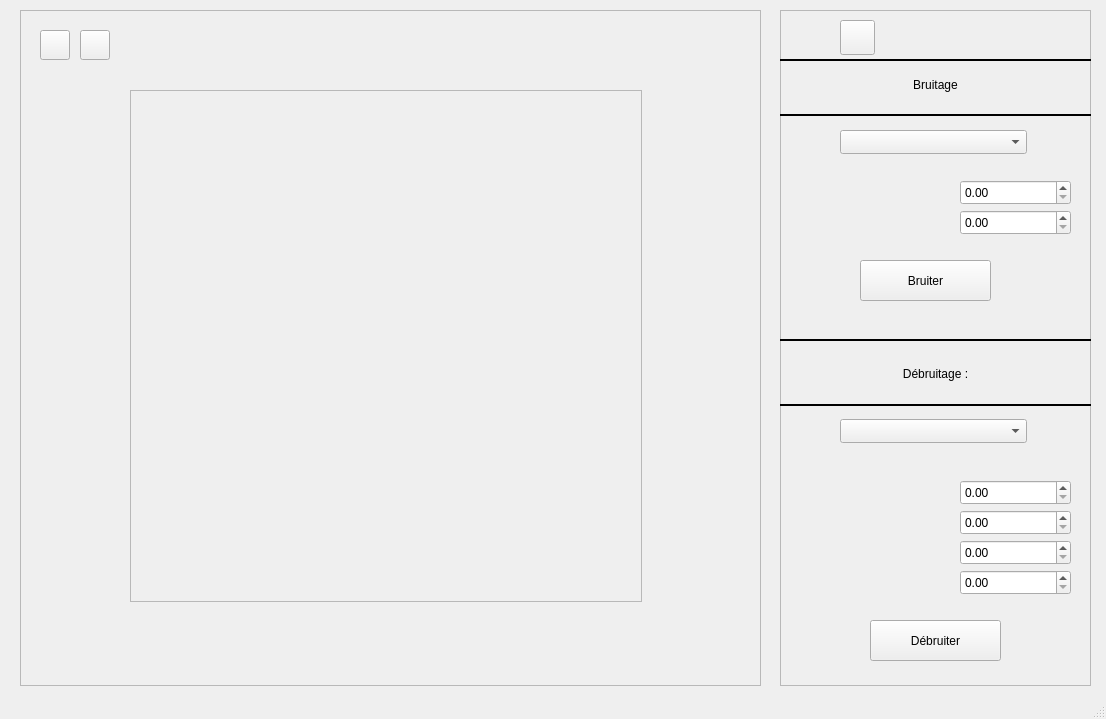
Above: QT/mainwindow.ui from LeaSerrano/M2-IMAGINE-ProjetImage before the change. Below: the same form after it.
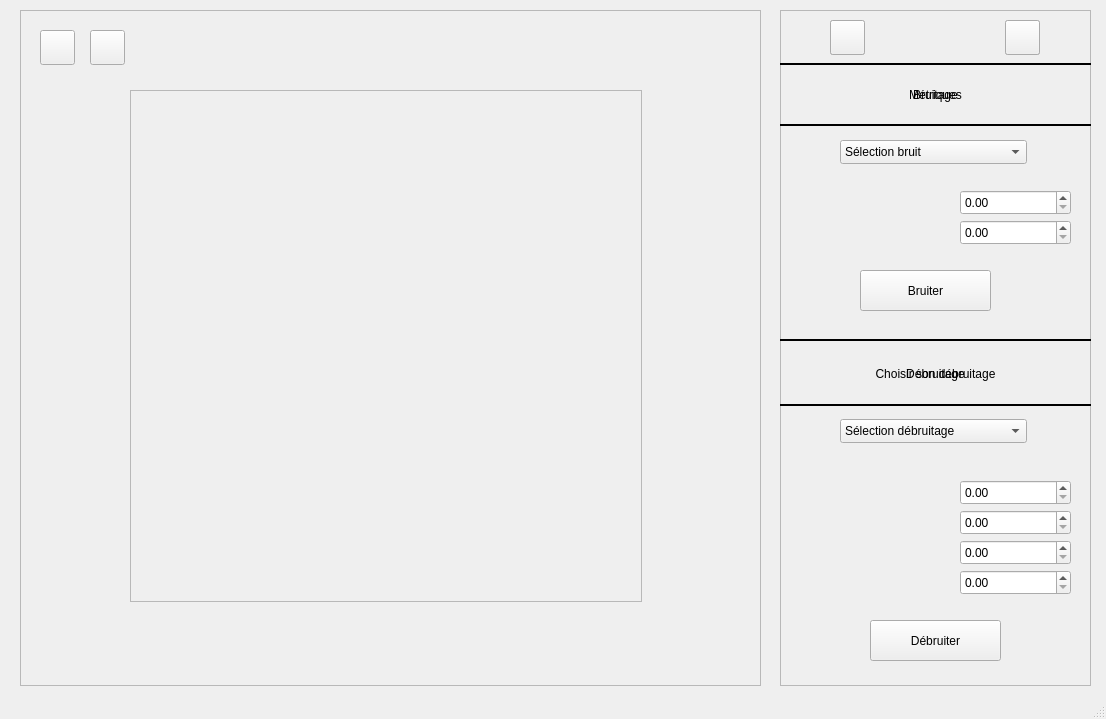
That is the form after the change.

Commit message: Ajout de la partie métrique

Diff of the .ui file:
```diff
--- a/QT/mainwindow.ui
+++ b/QT/mainwindow.ui
@@ -27,22 +27,6 @@
      <string/>
     </property>
    </widget>
-   <widget class="QLabel" name="PSNR_label">
-    <property name="geometry">
-     <rect>
-      <x>1100</x>
-      <y>600</y>
-      <width>301</width>
-      <height>21</height>
-     </rect>
-    </property>
-    <property name="text">
-     <string/>
-    </property>
-    <property name="alignment">
-     <set>Qt::AlignCenter</set>
-    </property>
-   </widget>
    <widget class="QFrame" name="frame_1">
     <property name="geometry">
      <rect>
@@ -102,8 +86,8 @@
       <rect>
        <x>20</x>
        <y>20</y>
-       <width>30</width>
-       <height>30</height>
+       <width>35</width>
+       <height>35</height>
       </rect>
      </property>
      <property name="text">
@@ -113,10 +97,10 @@
     <widget class="QPushButton" name="download_button">
      <property name="geometry">
       <rect>
-       <x>60</x>
+       <x>70</x>
        <y>20</y>
-       <width>30</width>
-       <height>30</height>
+       <width>35</width>
+       <height>35</height>
       </rect>
      </property>
      <property name="text">
@@ -125,6 +109,9 @@
     </widget>
    </widget>
    <widget class="QFrame" name="frame_2">
+    <property name="enabled">
+     <bool>true</bool>
+    </property>
     <property name="geometry">
      <rect>
       <x>780</x>
@@ -214,7 +201,7 @@
       </rect>
      </property>
      <property name="text">
-      <string>Débruitage :</string>
+      <string>Débruitage</string>
      </property>
      <property name="alignment">
       <set>Qt::AlignCenter</set>
@@ -292,12 +279,12 @@
     </widget>
     <widget class="QLabel" name="label_1_bruit">
      <property name="enabled">
-      <bool>true</bool>
+      <bool>false</bool>
      </property>
      <property name="geometry">
       <rect>
        <x>20</x>
-       <y>170</y>
+       <y>180</y>
        <width>131</width>
        <height>25</height>
       </rect>
@@ -308,12 +295,12 @@
     </widget>
     <widget class="QLabel" name="label_2_bruit">
      <property name="enabled">
-      <bool>true</bool>
+      <bool>false</bool>
      </property>
      <property name="geometry">
       <rect>
        <x>20</x>
-       <y>200</y>
+       <y>210</y>
        <width>131</width>
        <height>25</height>
       </rect>
@@ -329,7 +316,7 @@
      <property name="geometry">
       <rect>
        <x>180</x>
-       <y>170</y>
+       <y>180</y>
        <width>111</width>
        <height>25</height>
       </rect>
@@ -348,7 +335,7 @@
      <property name="geometry">
       <rect>
        <x>180</x>
-       <y>200</y>
+       <y>210</y>
        <width>111</width>
        <height>25</height>
       </rect>
@@ -357,11 +344,11 @@
       <double>0.500000000000000</double>
      </property>
     </widget>
-    <widget class="QFrame" name="frame_21">
+    <widget class="QFrame" name="frame_21_1">
      <property name="geometry">
       <rect>
        <x>0</x>
-       <y>60</y>
+       <y>70</y>
        <width>311</width>
        <height>91</height>
       </rect>
@@ -376,7 +363,7 @@
       <number>2</number>
      </property>
     </widget>
-    <widget class="QFrame" name="frame_22">
+    <widget class="QFrame" name="frame_22_1">
      <property name="geometry">
       <rect>
        <x>0</x>
@@ -395,7 +382,7 @@
       <number>2</number>
      </property>
     </widget>
-    <widget class="QFrame" name="frame_23">
+    <widget class="QFrame" name="frame_23_1">
      <property name="geometry">
       <rect>
        <x>0</x>
@@ -418,7 +405,7 @@
      <property name="geometry">
       <rect>
        <x>80</x>
-       <y>250</y>
+       <y>260</y>
        <width>131</width>
        <height>41</height>
       </rect>
@@ -431,14 +418,14 @@
      <property name="geometry">
       <rect>
        <x>60</x>
-       <y>120</y>
+       <y>130</y>
        <width>187</width>
        <height>24</height>
       </rect>
      </property>
      <item>
       <property name="text">
-       <string/>
+       <string>Sélection bruit</string>
       </property>
      </item>
      <item>
@@ -471,7 +458,7 @@
      <property name="geometry">
       <rect>
        <x>0</x>
-       <y>44</y>
+       <y>54</y>
        <width>311</width>
        <height>61</height>
       </rect>
@@ -494,7 +481,7 @@
      </property>
      <item>
       <property name="text">
-       <string/>
+       <string>Sélection débruitage</string>
       </property>
      </item>
      <item>
@@ -538,10 +525,29 @@
       </property>
      </item>
     </widget>
-    <widget class="QPushButton" name="algo_button">
+    <widget class="QFrame" name="frame_24_1">
      <property name="geometry">
       <rect>
-       <x>60</x>
+       <x>0</x>
+       <y>24</y>
+       <width>311</width>
+       <height>61</height>
+      </rect>
+     </property>
+     <property name="frameShape">
+      <enum>QFrame::HLine</enum>
+     </property>
+     <property name="frameShadow">
+      <enum>QFrame::Plain</enum>
+     </property>
+     <property name="lineWidth">
+      <number>2</number>
+     </property>
+    </widget>
+    <widget class="QPushButton" name="metric_button_f2">
+     <property name="geometry">
+      <rect>
+       <x>225</x>
        <y>10</y>
        <width>35</width>
        <height>35</height>
@@ -551,15 +557,105 @@
       <string/>
      </property>
     </widget>
-    <widget class="QFrame" name="frame_27">
+    <widget class="QPushButton" name="algo_button_f2">
      <property name="geometry">
       <rect>
+       <x>50</x>
+       <y>10</y>
+       <width>35</width>
+       <height>35</height>
+      </rect>
+     </property>
+     <property name="text">
+      <string/>
+     </property>
+    </widget>
+   </widget>
+   <widget class="QFrame" name="frame_3">
+    <property name="geometry">
+     <rect>
+      <x>780</x>
+      <y>10</y>
+      <width>311</width>
+      <height>676</height>
+     </rect>
+    </property>
+    <property name="frameShape">
+     <enum>QFrame::StyledPanel</enum>
+    </property>
+    <property name="frameShadow">
+     <enum>QFrame::Raised</enum>
+    </property>
+    <widget class="QLabel" name="label_help">
+     <property name="geometry">
+      <rect>
+       <x>20</x>
+       <y>410</y>
+       <width>271</width>
+       <height>261</height>
+      </rect>
+     </property>
+     <property name="text">
+      <string/>
+     </property>
+    </widget>
+    <widget class="QLabel" name="label_4">
+     <property name="geometry">
+      <rect>
        <x>0</x>
-       <y>20</y>
+       <y>333</y>
        <width>311</width>
        <height>61</height>
       </rect>
      </property>
+     <property name="text">
+      <string>Choisir son débruitage</string>
+     </property>
+     <property name="alignment">
+      <set>Qt::AlignCenter</set>
+     </property>
+    </widget>
+    <widget class="QLabel" name="label_psnr">
+     <property name="enabled">
+      <bool>true</bool>
+     </property>
+     <property name="geometry">
+      <rect>
+       <x>20</x>
+       <y>170</y>
+       <width>131</width>
+       <height>25</height>
+      </rect>
+     </property>
+     <property name="text">
+      <string/>
+     </property>
+    </widget>
+    <widget class="QLabel" name="label_snr">
+     <property name="enabled">
+      <bool>true</bool>
+     </property>
+     <property name="geometry">
+      <rect>
+       <x>20</x>
+       <y>220</y>
+       <width>131</width>
+       <height>25</height>
+      </rect>
+     </property>
+     <property name="text">
+      <string/>
+     </property>
+    </widget>
+    <widget class="QFrame" name="frame_21_2">
+     <property name="geometry">
+      <rect>
+       <x>0</x>
+       <y>70</y>
+       <width>311</width>
+       <height>91</height>
+      </rect>
+     </property>
      <property name="frameShape">
       <enum>QFrame::HLine</enum>
      </property>
@@ -570,34 +666,138 @@
       <number>2</number>
      </property>
     </widget>
-    <zorder>label_1_debruit</zorder>
-    <zorder>label_4_debruit</zorder>
-    <zorder>submit_button_denoise</zorder>
-    <zorder>label_2_debruit</zorder>
-    <zorder>label_3_debruit</zorder>
-    <zorder>label_3</zorder>
-    <zorder>select_1_debruit</zorder>
-    <zorder>select_2_debruit</zorder>
-    <zorder>select_4_debruit</zorder>
-    <zorder>select_3_debruit</zorder>
-    <zorder>label_1_bruit</zorder>
-    <zorder>label_2_bruit</zorder>
-    <zorder>select_1_bruit</zorder>
-    <zorder>select_2_bruit</zorder>
-    <zorder>frame_21</zorder>
-    <zorder>frame_22</zorder>
-    <zorder>frame_23</zorder>
-    <zorder>submit_button_noise</zorder>
-    <zorder>select_algo_bruit</zorder>
-    <zorder>label_2</zorder>
-    <zorder>select_algo_debruit</zorder>
-    <zorder>frame_27</zorder>
-    <zorder>algo_button</zorder>
+    <widget class="QFrame" name="frame_22_2">
+     <property name="geometry">
+      <rect>
+       <x>0</x>
+       <y>300</y>
+       <width>311</width>
+       <height>61</height>
+      </rect>
+     </property>
+     <property name="frameShape">
+      <enum>QFrame::HLine</enum>
+     </property>
+     <property name="frameShadow">
+      <enum>QFrame::Plain</enum>
+     </property>
+     <property name="lineWidth">
+      <number>2</number>
+     </property>
+    </widget>
+    <widget class="QFrame" name="frame_23_2">
+     <property name="geometry">
+      <rect>
+       <x>0</x>
+       <y>350</y>
+       <width>311</width>
+       <height>91</height>
+      </rect>
+     </property>
+     <property name="frameShape">
+      <enum>QFrame::HLine</enum>
+     </property>
+     <property name="frameShadow">
+      <enum>QFrame::Plain</enum>
+     </property>
+     <property name="lineWidth">
+      <number>2</number>
+     </property>
+    </widget>
+    <widget class="QLabel" name="label_5">
+     <property name="geometry">
+      <rect>
+       <x>0</x>
+       <y>54</y>
+       <width>311</width>
+       <height>61</height>
+      </rect>
+     </property>
+     <property name="text">
+      <string>Métriques</string>
+     </property>
+     <property name="alignment">
+      <set>Qt::AlignCenter</set>
+     </property>
+    </widget>
+    <widget class="QFrame" name="frame_24_2">
+     <property name="geometry">
+      <rect>
+       <x>0</x>
+       <y>24</y>
+       <width>311</width>
+       <height>61</height>
+      </rect>
+     </property>
+     <property name="frameShape">
+      <enum>QFrame::HLine</enum>
+     </property>
+     <property name="frameShadow">
+      <enum>QFrame::Plain</enum>
+     </property>
+     <property name="lineWidth">
+      <number>2</number>
+     </property>
+    </widget>
+    <widget class="QPushButton" name="metric_button_f3">
+     <property name="geometry">
+      <rect>
+       <x>225</x>
+       <y>10</y>
+       <width>35</width>
+       <height>35</height>
+      </rect>
+     </property>
+     <property name="text">
+      <string/>
+     </property>
+    </widget>
+    <widget class="QPushButton" name="algo_button_f3">
+     <property name="geometry">
+      <rect>
+       <x>50</x>
+       <y>10</y>
+       <width>35</width>
+       <height>35</height>
+      </rect>
+     </property>
+     <property name="text">
+      <string/>
+     </property>
+    </widget>
+    <widget class="QLabel" name="label_ssim">
+     <property name="enabled">
+      <bool>true</bool>
+     </property>
+     <property name="geometry">
+      <rect>
+       <x>160</x>
+       <y>170</y>
+       <width>131</width>
+       <height>25</height>
+      </rect>
+     </property>
+     <property name="text">
+      <string/>
+     </property>
+    </widget>
+    <widget class="QLabel" name="label_rmse">
+     <property name="enabled">
+      <bool>true</bool>
+     </property>
+     <property name="geometry">
+      <rect>
+       <x>160</x>
+       <y>220</y>
+       <width>131</width>
+       <height>25</height>
+      </rect>
+     </property>
+     <property name="text">
+      <string/>
+     </property>
+    </widget>
    </widget>
-   <zorder>logoLabel</zorder>
-   <zorder>PSNR_label</zorder>
-   <zorder>frame_2</zorder>
-   <zorder>frame_1</zorder>
   </widget>
   <widget class="QMenuBar" name="menubar">
    <property name="geometry">
```
The commit also changes 25 other files.
